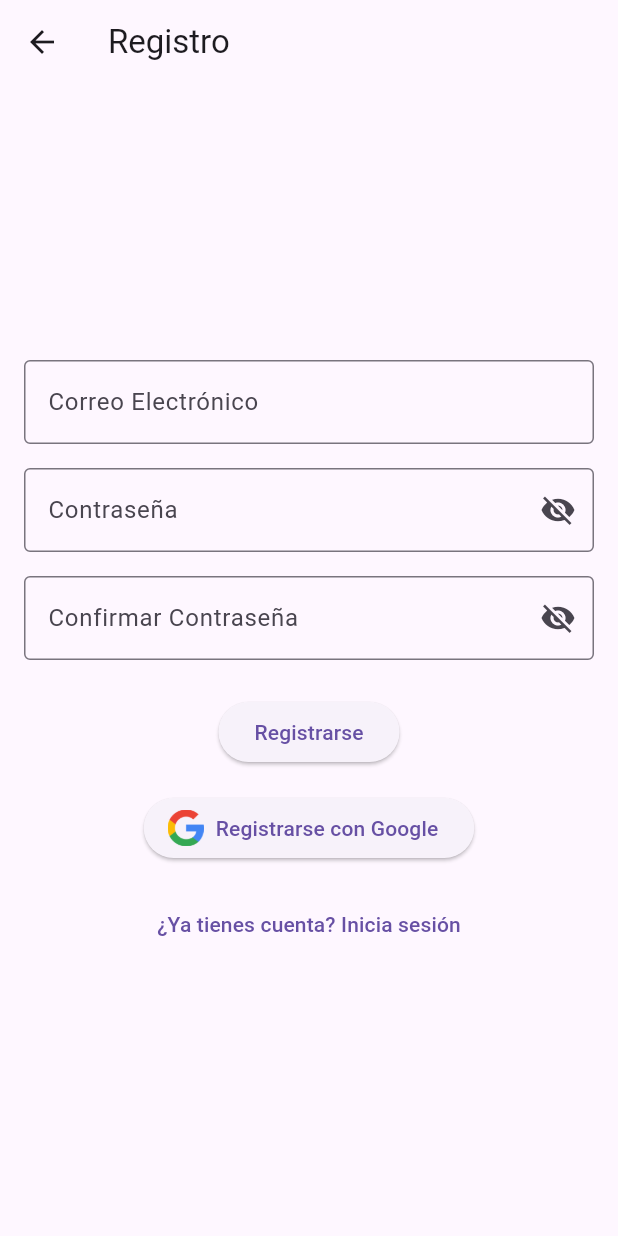
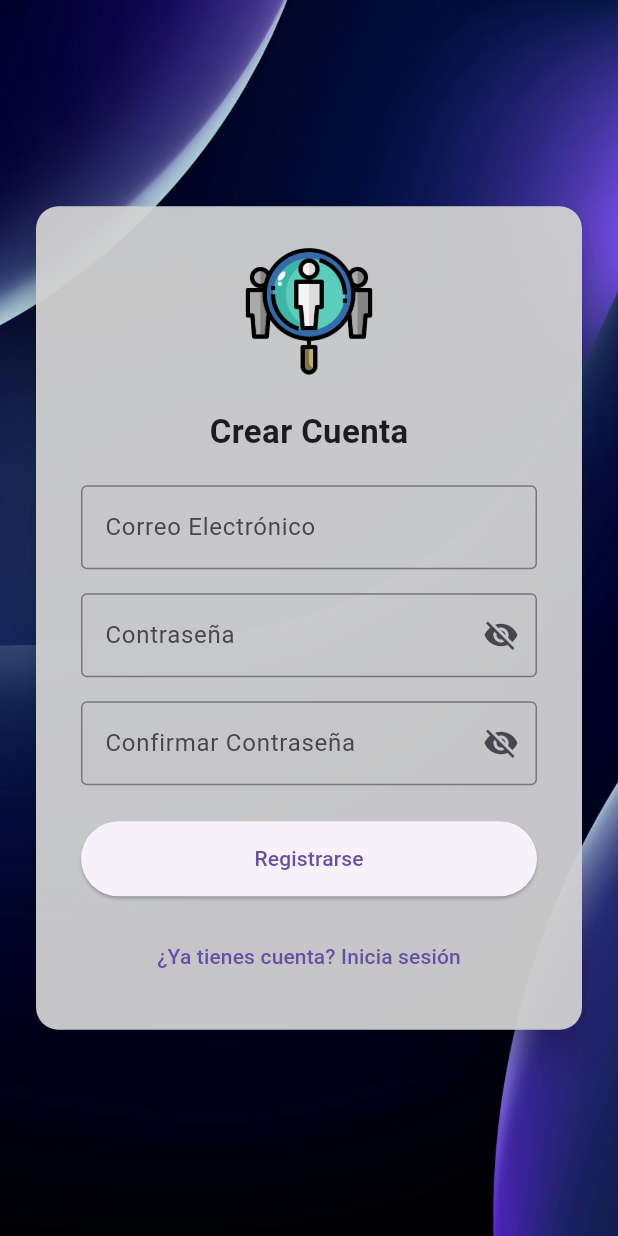
Before and after one commit to Diego199E/academic, a Flutter app: the screen it shows after launch, after a tap on "Iniciar Sesión", after a tap on "¿No tienes cuenta? Regístrate", on a phone screen of 412 x 824 dp. Run offline on Flutter 3.47's test engine with Material 3 defaults, Android fonts, the phone set to English and light mode, and no system bars; our stand-ins replace firebase_auth, firebase_core, google_sign_in; accounts and stored records are empty.

Commit message:
login casi terminado

```diff
--- a/lib/main.dart
+++ b/lib/main.dart
@@ -1,8 +1,8 @@
-import 'package:academic/src/login_screen.dart';
 import 'package:flutter/foundation.dart';
 import 'package:flutter/material.dart';
+import 'package:flutter/services.dart';
 import 'package:firebase_core/firebase_core.dart';
-
+import 'package:academic/services/auth_check.dart';
 
 // 🔹 Configuración para Web
 const FirebaseOptions firebaseOptions = FirebaseOptions(
@@ -27,6 +27,16 @@ void main() async {
     );
   }
 
+  // 🔹 Cambiar el título de la pestaña en Flutter Web
+  if (kIsWeb) {
+    SystemChrome.setApplicationSwitcherDescription(
+      const ApplicationSwitcherDescription(
+        label: 'Academic', // Nombre en la pestaña
+        primaryColor: 0xFF42A5F5, // Color del tema
+      ),
+    );
+  }
+
   runApp(const MyApp());
 }
 
@@ -37,7 +47,8 @@ class MyApp extends StatelessWidget {
   Widget build(BuildContext context) {
     return MaterialApp(
       debugShowCheckedModeBanner: false,
-      home: const LoginScreen(),
+      title: 'Mi Aplicación Académica', // 🔹 También cambia el título aquí
+      home: const AuthCheck(),
     );
   }
 }
--- /dev/null
+++ b/lib/services/auth_check.dart
@@ -0,0 +1,24 @@
+import 'package:academic/src/home_screen_android.dart';
+import 'package:firebase_auth/firebase_auth.dart';
+import 'package:flutter/material.dart';
+import '../src/login_screen.dart';
+
+class AuthCheck extends StatelessWidget {
+  const AuthCheck({super.key});
+
+  @override
+  Widget build(BuildContext context) {
+    return StreamBuilder<User?>(
+      stream: FirebaseAuth.instance.authStateChanges(),
+      builder: (context, snapshot) {
+        if (snapshot.connectionState == ConnectionState.waiting) {
+          return const Center(child: CircularProgressIndicator()); // 🔄 Pantalla de carga
+        } else if (snapshot.hasData) {
+          return const HomeScreenAndroid(); // ✅ Usuario autenticado
+        } else {
+          return const LoginScreen(); // ❌ No hay sesión iniciada
+        }
+      },
+    );
+  }
+}
--- a/lib/src/login_screen.dart
+++ b/lib/src/login_screen.dart
@@ -1,9 +1,9 @@
-import 'package:academic/src/VerifyEmailScreen.dart';
-import 'package:academic/src/home_screen_android.dart';
 import 'package:flutter/material.dart';
 import 'package:firebase_auth/firebase_auth.dart';
-import 'register_screen.dart';
-import 'auth_service.dart'; // Importamos el servicio de autenticación
+import 'package:academic/src/home_screen_android.dart';
+import 'package:academic/src/register_screen.dart';
+import 'package:academic/src/forgot_password.dart';
+import '../services/auth_service.dart';
 
 class LoginScreen extends StatefulWidget {
   const LoginScreen({super.key});
@@ -20,14 +20,15 @@ class _LoginScreenState extends State<LoginScreen> {
   bool obscurePassword = true;
   final AuthService _authService = AuthService();
 
+  // 🔹 Función para iniciar sesión con correo y contraseña
   Future<void> _login() async {
     if (_formKey.currentState!.validate()) {
-      try {
-        UserCredential userCredential = await FirebaseAuth.instance.signInWithEmailAndPassword(
-          email: emailController.text,
-          password: passwordController.text,
+      UserCredential? userCredential = await _authService.signInWithEmail(
+        emailController.text,
+        passwordController.text,
       );
 
+      if (userCredential != null) {
         User? user = userCredential.user;
         if (user != null) {
           if (user.emailVerified) {
@@ -36,20 +37,20 @@ class _LoginScreenState extends State<LoginScreen> {
               MaterialPageRoute(builder: (context) => const HomeScreenAndroid()),
             );
           } else {
-            Navigator.pushReplacement(
-              context,
-              MaterialPageRoute(builder: (context) => const VerifyEmailScreen()),
+            ScaffoldMessenger.of(context).showSnackBar(
+              const SnackBar(content: Text("Verifique su correo antes de iniciar sesión.")),
             );
           }
         }
-      } catch (e) {
+      } else {
         ScaffoldMessenger.of(context).showSnackBar(
-          SnackBar(content: Text("Error: ${e.toString()}")),
+          const SnackBar(content: Text("Error al iniciar sesión. Verifique sus credenciales.")),
         );
       }
     }
   }
 
+  // 🔹 Función para iniciar sesión con Google
   Future<void> _loginWithGoogle() async {
     UserCredential? userCredential = await _authService.signInWithGoogle();
     if (userCredential != null) {
@@ -66,15 +67,45 @@ class _LoginScreenState extends State<LoginScreen> {
 
   @override
   Widget build(BuildContext context) {
+    final double screenHeight = MediaQuery.of(context).size.height;
+
     return Scaffold(
-      appBar: AppBar(title: const Text("Iniciar Sesión")),
-      body: Padding(
-        padding: const EdgeInsets.all(16.0),
+      body: Container(
+        width: double.infinity,
+        height: double.infinity,
+        decoration: const BoxDecoration(
+          image: DecorationImage(
+            image: AssetImage("assets/images/background.jpg"),
+            fit: BoxFit.cover,
+          ),
+        ),
+        child: Center(
+          child: SingleChildScrollView(
+            child: Padding(
+              padding: const EdgeInsets.symmetric(horizontal: 20, vertical: 30),
+              child: ConstrainedBox(
+                constraints: BoxConstraints(
+                  maxWidth: 500,
+                  minHeight: screenHeight * 0.6,
+                ),
+                child: Card(
+                  elevation: 10,
+                  shape: RoundedRectangleBorder(borderRadius: BorderRadius.circular(15)),
+                  color: const Color.fromARGB(255, 233, 233, 233).withOpacity(0.95),
+                  child: Padding(
+                    padding: const EdgeInsets.symmetric(horizontal: 30, vertical: 25),
                     child: Form(
                       key: _formKey,
                       child: Column(
-            mainAxisAlignment: MainAxisAlignment.center,
+                        mainAxisSize: MainAxisSize.min,
                         children: [
+                          Image.asset("assets/images/auth_icon.png", height: 90),
+                          const SizedBox(height: 20),
+                          const Text(
+                            "Iniciar Sesión",
+                            style: TextStyle(fontSize: 22, fontWeight: FontWeight.bold),
+                          ),
+                          const SizedBox(height: 20),
                           TextFormField(
                             controller: emailController,
                             keyboardType: TextInputType.emailAddress,
@@ -89,7 +120,7 @@ class _LoginScreenState extends State<LoginScreen> {
                               return null;
                             },
                           ),
-              const SizedBox(height: 16.0),
+                          const SizedBox(height: 16),
                           TextFormField(
                             controller: passwordController,
                             obscureText: obscurePassword,
@@ -97,9 +128,7 @@ class _LoginScreenState extends State<LoginScreen> {
                               labelText: "Contraseña",
                               border: const OutlineInputBorder(),
                               suffixIcon: IconButton(
-                    icon: Icon(
-                      obscurePassword ? Icons.visibility_off : Icons.visibility,
-                    ),
+                                icon: Icon(obscurePassword ? Icons.visibility_off : Icons.visibility),
                                 onPressed: () {
                                   setState(() {
                                     obscurePassword = !obscurePassword;
@@ -108,18 +137,22 @@ class _LoginScreenState extends State<LoginScreen> {
                               ),
                             ),
                           ),
-              const SizedBox(height: 24.0),
+                          const SizedBox(height: 24),
                           ElevatedButton(
                             onPressed: _login,
+                            style: ElevatedButton.styleFrom(minimumSize: const Size(double.infinity, 50)),
                             child: const Text("Iniciar Sesión"),
                           ),
-              const SizedBox(height: 16.0),
+                          const SizedBox(height: 16),
                           ElevatedButton.icon(
                             onPressed: _loginWithGoogle,
-                icon: Image.asset("assets/google_logo.png", width: 24),
+                            icon: Image.asset("assets/images/google_logo.png", width: 24),
                             label: const Text("Iniciar sesión con Google"),
+                            style: ElevatedButton.styleFrom(
+                              minimumSize: const Size(double.infinity, 50),
                             ),
-              const SizedBox(height: 16.0),
+                          ),
+                          const SizedBox(height: 16),
                           TextButton(
                             onPressed: () {
                               Navigator.push(
@@ -129,7 +162,22 @@ class _LoginScreenState extends State<LoginScreen> {
                             },
                             child: const Text("¿No tienes cuenta? Regístrate"),
                           ),
+                          TextButton(
+                            onPressed: () {
+                              Navigator.push(
+                                context,
+                                MaterialPageRoute(builder: (context) => const ForgotPasswordScreen()),
+                              );
+                            },
+                            child: const Text("¿Olvidaste tu contraseña?", style: TextStyle(color: Colors.blue)),
+                          ),
                         ],
+                      ),
+                    ),
+                  ),
+                ),
+              ),
+            ),
           ),
         ),
       ),
--- a/lib/src/register_screen.dart
+++ b/lib/src/register_screen.dart
@@ -1,7 +1,6 @@
 import 'package:flutter/material.dart';
 import 'package:firebase_auth/firebase_auth.dart';
-import 'auth_service.dart';
-import 'login_screen.dart';
+import 'package:academic/src/login_screen.dart';
 
 class RegisterScreen extends StatefulWidget {
   const RegisterScreen({super.key});
@@ -17,17 +16,24 @@ class _RegisterScreenState extends State<RegisterScreen> {
   final GlobalKey<FormState> _formKey = GlobalKey<FormState>();
 
   bool obscurePassword = true;
-  final AuthService _authService = AuthService();
+  bool obscureConfirmPassword = true;
 
+  // 🔹 Función para registrar usuario con correo y contraseña
   Future<void> _register() async {
     if (_formKey.currentState!.validate()) {
+      if (passwordController.text != confirmPasswordController.text) {
+        ScaffoldMessenger.of(context).showSnackBar(
+          const SnackBar(content: Text("Las contraseñas no coinciden")),
+        );
+        return;
+      }
       try {
         await FirebaseAuth.instance.createUserWithEmailAndPassword(
           email: emailController.text,
           password: passwordController.text,
         );
         ScaffoldMessenger.of(context).showSnackBar(
-          const SnackBar(content: Text("Registro exitoso. Verifique su correo.")),
+          const SnackBar(content: Text("Registro exitoso, verifica tu correo")),
         );
         Navigator.pushReplacement(
           context,
@@ -41,31 +47,49 @@ class _RegisterScreenState extends State<RegisterScreen> {
     }
   }
 
-  Future<void> _registerWithGoogle() async {
-    UserCredential? userCredential = await _authService.signInWithGoogle();
-    if (userCredential != null) {
-      Navigator.pushReplacement(
-        context,
-        MaterialPageRoute(builder: (context) => const LoginScreen()),
-      );
-    } else {
-      ScaffoldMessenger.of(context).showSnackBar(
-        const SnackBar(content: Text("Error al registrarse con Google")),
-      );
-    }
-  }
-
   @override
   Widget build(BuildContext context) {
+    final double screenHeight = MediaQuery.of(context).size.height;
+
     return Scaffold(
-      appBar: AppBar(title: const Text("Registro")),
-      body: Padding(
-        padding: const EdgeInsets.all(16.0),
+      body: Container(
+        width: double.infinity,
+        height: double.infinity,
+        decoration: const BoxDecoration(
+          image: DecorationImage(
+            image: AssetImage("assets/images/background.jpg"),
+            fit: BoxFit.cover,
+          ),
+        ),
+        child: Center(
+          child: SingleChildScrollView(
+            child: Padding(
+              padding: const EdgeInsets.symmetric(horizontal: 20, vertical: 30),
+              child: ConstrainedBox(
+                constraints: BoxConstraints(
+                  maxWidth: 500,
+                  minHeight: screenHeight * 0.65,
+                ),
+                child: Card(
+                  elevation: 10,
+                  shape: RoundedRectangleBorder(
+                    borderRadius: BorderRadius.circular(15),
+                  ),
+                  color: const Color.fromARGB(255, 209, 209, 209).withOpacity(0.95),
+                  child: Padding(
+                    padding: const EdgeInsets.symmetric(horizontal: 30, vertical: 25),
                     child: Form(
                       key: _formKey,
                       child: Column(
-            mainAxisAlignment: MainAxisAlignment.center,
+                        mainAxisSize: MainAxisSize.min,
                         children: [
+                          Image.asset("assets/images/auth_icon.png", height: 90),
+                          const SizedBox(height: 20),
+                          const Text(
+                            "Crear Cuenta",
+                            style: TextStyle(fontSize: 22, fontWeight: FontWeight.bold),
+                          ),
+                          const SizedBox(height: 20),
                           TextFormField(
                             controller: emailController,
                             keyboardType: TextInputType.emailAddress,
@@ -80,7 +104,7 @@ class _RegisterScreenState extends State<RegisterScreen> {
                               return null;
                             },
                           ),
-              const SizedBox(height: 16.0),
+                          const SizedBox(height: 16),
                           TextFormField(
                             controller: passwordController,
                             obscureText: obscurePassword,
@@ -88,9 +112,7 @@ class _RegisterScreenState extends State<RegisterScreen> {
                               labelText: "Contraseña",
                               border: const OutlineInputBorder(),
                               suffixIcon: IconButton(
-                    icon: Icon(
-                      obscurePassword ? Icons.visibility_off : Icons.visibility,
-                    ),
+                                icon: Icon(obscurePassword ? Icons.visibility_off : Icons.visibility),
                                 onPressed: () {
                                   setState(() {
                                     obscurePassword = !obscurePassword;
@@ -98,56 +120,36 @@ class _RegisterScreenState extends State<RegisterScreen> {
                                 },
                               ),
                             ),
-                validator: (value) {
-                  if (value == null || value.length < 6) {
-                    return "La contraseña debe tener al menos 6 caracteres";
-                  }
-                  return null;
-                },
                           ),
-              const SizedBox(height: 16.0),
+                          const SizedBox(height: 16),
                           TextFormField(
                             controller: confirmPasswordController,
-                obscureText: obscurePassword,
+                            obscureText: obscureConfirmPassword,
                             decoration: InputDecoration(
                               labelText: "Confirmar Contraseña",
                               border: const OutlineInputBorder(),
                               suffixIcon: IconButton(
-                    icon: Icon(
-                      obscurePassword ? Icons.visibility_off : Icons.visibility,
-                    ),
+                                icon: Icon(obscureConfirmPassword ? Icons.visibility_off : Icons.visibility),
                                 onPressed: () {
                                   setState(() {
-                        obscurePassword = !obscurePassword;
+                                    obscureConfirmPassword = !obscureConfirmPassword;
                                   });
                                 },
                               ),
                             ),
-                validator: (value) {
-                  if (value != passwordController.text) {
-                    return "Las contraseñas no coinciden";
-                  }
-                  return null;
-                },
                           ),
-              const SizedBox(height: 24.0),
+                          const SizedBox(height: 24),
                           ElevatedButton(
                             onPressed: _register,
+                            style: ElevatedButton.styleFrom(
+                              minimumSize: const Size(double.infinity, 50),
+                            ),
                             child: const Text("Registrarse"),
                           ),
-              const SizedBox(height: 16.0),
-              ElevatedButton.icon(
-                onPressed: _registerWithGoogle,
-                icon: Image.asset("assets/google_logo.png", width: 24),
-                label: const Text("Registrarse con Google"),
-              ),
-              const SizedBox(height: 16.0),
+                          const SizedBox(height: 16),
                           TextButton(
                             onPressed: () {
-                  Navigator.pushReplacement(
-                    context,
-                    MaterialPageRoute(builder: (context) => const LoginScreen()),
-                  );
+                              Navigator.pop(context);
                             },
                             child: const Text("¿Ya tienes cuenta? Inicia sesión"),
                           ),
@@ -155,6 +157,12 @@ class _RegisterScreenState extends State<RegisterScreen> {
                       ),
                     ),
                   ),
+                ),
+              ),
+            ),
+          ),
+        ),
+      ),
     );
   }
 }
--- a/pubspec.yaml
+++ b/pubspec.yaml
@@ -69,7 +69,10 @@ flutter:
   #   - images/a_dot_burr.jpeg
   #   - images/a_dot_ham.jpeg
   assets:
-    - assets/google_logo.png
+    - assets/images/google_logo.png
+    - assets/images/background.jpg
+    - assets/images/auth_icon.png
+
 
   # An image asset can refer to one or more resolution-specific "variants", see
   # https://flutter.dev/to/resolution-aware-images
```
Also changed, not shown: lib/services/auth_service.dart (renamed from lib/src/auth_service.dart, +14 -2 lines), lib/src/forgot_password.dart (added, +114 -0 lines), lib/src/home_screen_android.dart (+55 -27 lines), lib/widgets/background.dart (added, +30 -0 lines), assets/images/auth_icon.png (added), assets/images/background.jpg (added), assets/images/google_logo.png (renamed from assets/google_logo.png), 1 other file. Lines whose indentation alone changed are shown as unchanged.
